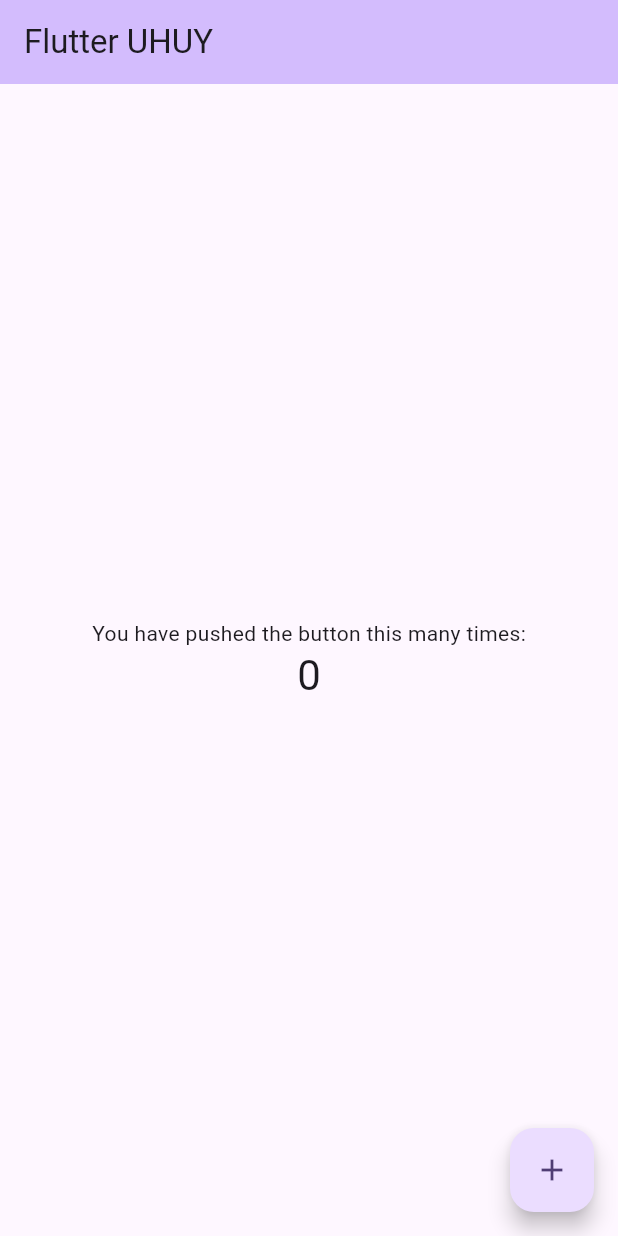
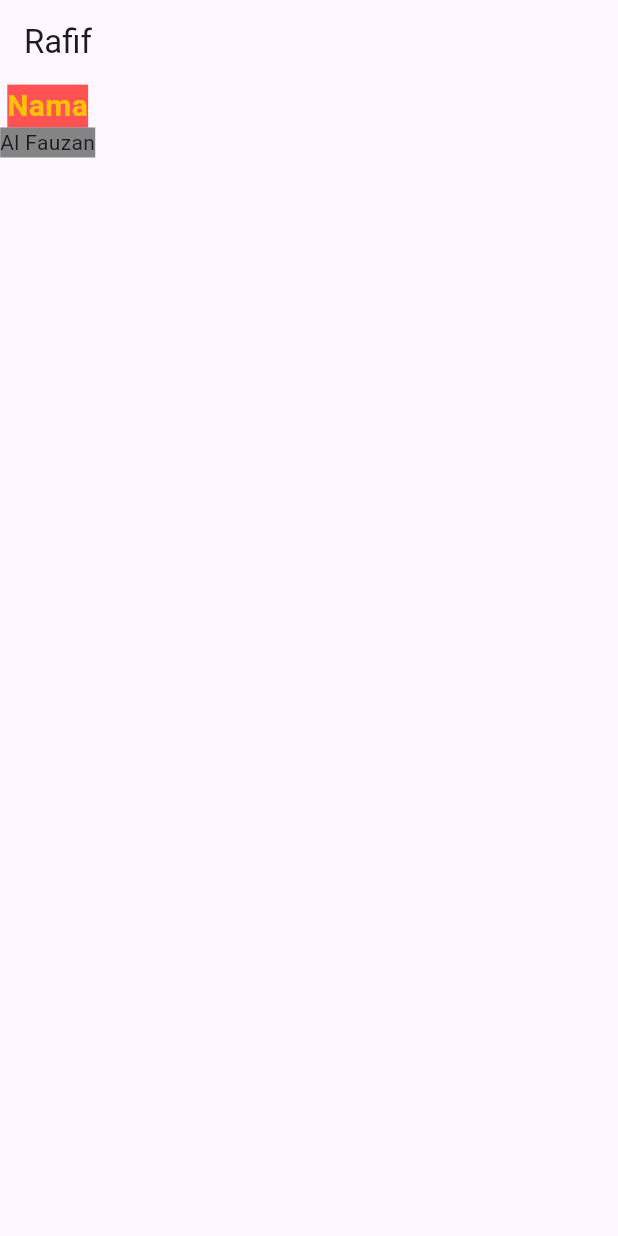
Before and after one commit to rafif-al/flutter_profile_card, a Flutter app: the screen it shows after launch, on a phone screen of 412 x 824 dp. Run offline on Flutter 3.47's test engine with Material 3 defaults, Android fonts, the phone set to English and light mode, and no system bars; Roboto replaces fonts that are missing (Poppins).

Commit message:
belajar widget text

```diff
--- a/lib/main.dart
+++ b/lib/main.dart
@@ -1,123 +1,6 @@
 import 'package:flutter/material.dart';
+import 'package:flutter_application_1/profile.dart';
 
 void main() {
-  runApp(const MyApp());
+  runApp(ProfileCard());
 }
-
-class MyApp extends StatelessWidget {
-  const MyApp({super.key});
-
-  // This widget is the root of your application.
-  @override
-  Widget build(BuildContext context) {
-    return MaterialApp(
-      title: 'Flutter Demo',
-      theme: ThemeData(
-        // This is the theme of your application.
-        //
-        // TRY THIS: Try running your application with "flutter run". You'll see
-        // the application has a purple toolbar. Then, without quitting the app,
-        // try changing the seedColor in the colorScheme below to Colors.green
-        // and then invoke "hot reload" (save your changes or press the "hot
-        // reload" button in a Flutter-supported IDE, or press "r" if you used
-        // the command line to start the app).
-        //
-        // Notice that the counter didn't reset back to zero; the application
-        // state is not lost during the reload. To reset the state, use hot
-        // restart instead.
-        //
-        // This works for code too, not just values: Most code changes can be
-        // tested with just a hot reload.
-        colorScheme: ColorScheme.fromSeed(seedColor: Colors.deepPurple),
-      ),
-      home: const MyHomePage(title: 'Flutter UHUY'),
-      debugShowCheckedModeBanner: false,
-    );
-  }
-}
-
-class MyHomePage extends StatefulWidget {
-  const MyHomePage({super.key, required this.title});
-
-  // This widget is the home page of your application. It is stateful, meaning
-  // that it has a State object (defined below) that contains fields that affect
-  // how it looks.
-
-  // This class is the configuration for the state. It holds the values (in this
-  // case the title) provided by the parent (in this case the App widget) and
-  // used by the build method of the State. Fields in a Widget subclass are
-  // always marked "final".
-
-  final String title;
-
-  @override
-  State<MyHomePage> createState() => _MyHomePageState();
-}
-
-class _MyHomePageState extends State<MyHomePage> {
-  int _counter = 0;
-
-  void _incrementCounter() {
-    setState(() {
-      // This call to setState tells the Flutter framework that something has
-      // changed in this State, which causes it to rerun the build method below
-      // so that the display can reflect the updated values. If we changed
-      // _counter without calling setState(), then the build method would not be
-      // called again, and so nothing would appear to happen.
-      _counter++;
-    });
-  }
-
-  @override
-  Widget build(BuildContext context) {
-    // This method is rerun every time setState is called, for instance as done
-    // by the _incrementCounter method above.
-    //
-    // The Flutter framework has been optimized to make rerunning build methods
-    // fast, so that you can just rebuild anything that needs updating rather
-    // than having to individually change instances of widgets.
-    return Scaffold(
-      appBar: AppBar(
-        // TRY THIS: Try changing the color here to a specific color (to
-        // Colors.amber, perhaps?) and trigger a hot reload to see the AppBar
-        // change color while the other colors stay the same.
-        backgroundColor: Theme.of(context).colorScheme.inversePrimary,
-        // Here we take the value from the MyHomePage object that was created by
-        // the App.build method, and use it to set our appbar title.
-        title: Text(widget.title),
-      ),
-      body: Center(
-        // Center is a layout widget. It takes a single child and positions it
-        // in the middle of the parent.
-        child: Column(
-          // Column is also a layout widget. It takes a list of children and
-          // arranges them vertically. By default, it sizes itself to fit its
-          // children horizontally, and tries to be as tall as its parent.
-          //
-          // Column has various properties to control how it sizes itself and
-          // how it positions its children. Here we use mainAxisAlignment to
-          // center the children vertically; the main axis here is the vertical
-          // axis because Columns are vertical (the cross axis would be
-          // horizontal).
-          //
-          // TRY THIS: Invoke "debug painting" (choose the "Toggle Debug Paint"
-          // action in the IDE, or press "p" in the console), to see the
-          // wireframe for each widget.
-          mainAxisAlignment: MainAxisAlignment.center,
-          children: <Widget>[
-            const Text('You have pushed the button this many times:'),
-            Text(
-              '$_counter',
-              style: Theme.of(context).textTheme.headlineMedium,
-            ),
-          ],
-        ),
-      ),
-      floatingActionButton: FloatingActionButton(
-        onPressed: _incrementCounter,
-        tooltip: 'Increment',
-        child: const Icon(Icons.add),
-      ), // This trailing comma makes auto-formatting nicer for build methods.
-    );
-  }
-}
--- /dev/null
+++ b/lib/profile.dart
@@ -0,0 +1,46 @@
+import 'package:flutter/material.dart';
+
+class ProfileCard extends StatelessWidget {
+  const ProfileCard({super.key});
+
+  @override
+  Widget build(BuildContext context) {
+    return MaterialApp(
+        home: Scaffold(
+            appBar: AppBar(
+                title: Text('Rafif'),
+            ),
+            body: Column(
+                children: <Widget>[
+                    SizedBox(
+                      child: Container(
+                          child: Text(
+                              'Nama',
+                              style: TextStyle(
+                                  color: Colors.amber,
+                                  fontSize: 20.0,
+                                  fontWeight: FontWeight.bold,
+                                  backgroundColor: Colors.redAccent,
+                                  fontFamily: 'Poppins', //harus ada fontnya
+                              ),
+                          ),
+                      ),
+                    ),
+                    Text(
+                        'Al Fauzan',
+                        style: TextStyle(
+                            backgroundColor: Color.fromARGB(
+                                200,
+                                100,
+                                100,
+                                100,
+                            )
+                        ),
+                    )
+                ],
+            ),
+        ),
+        debugShowCheckedModeBanner: false,
+    );
+  }
+}
```
